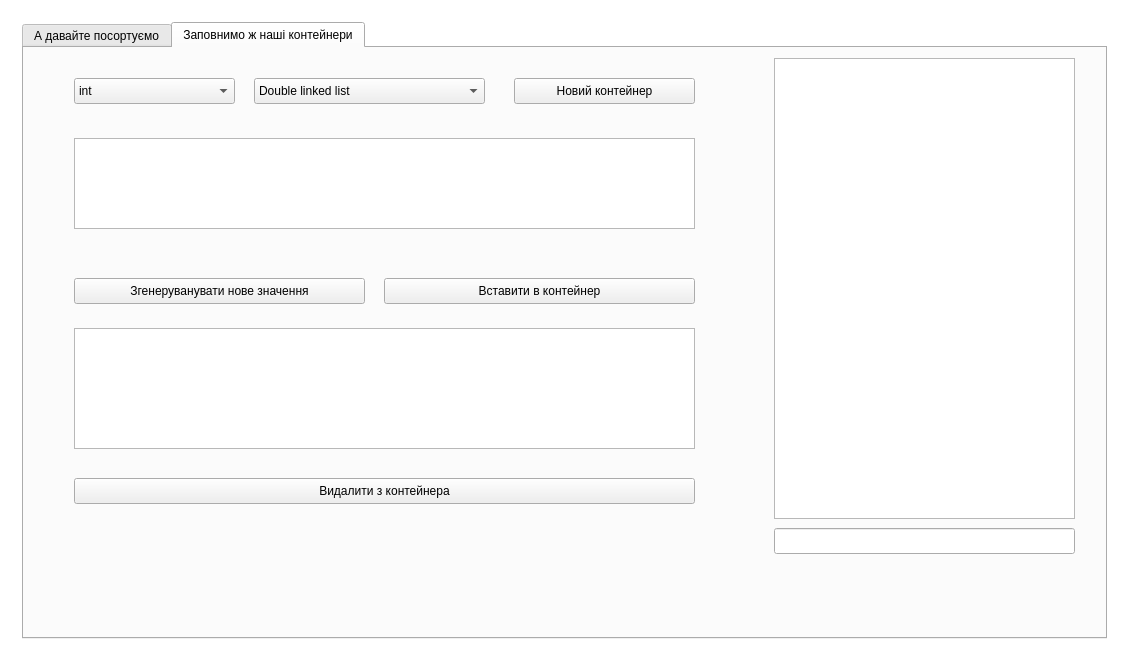
Old version of the form gui/mainwindow.ui in the repository starquell/summer-exam-oop.
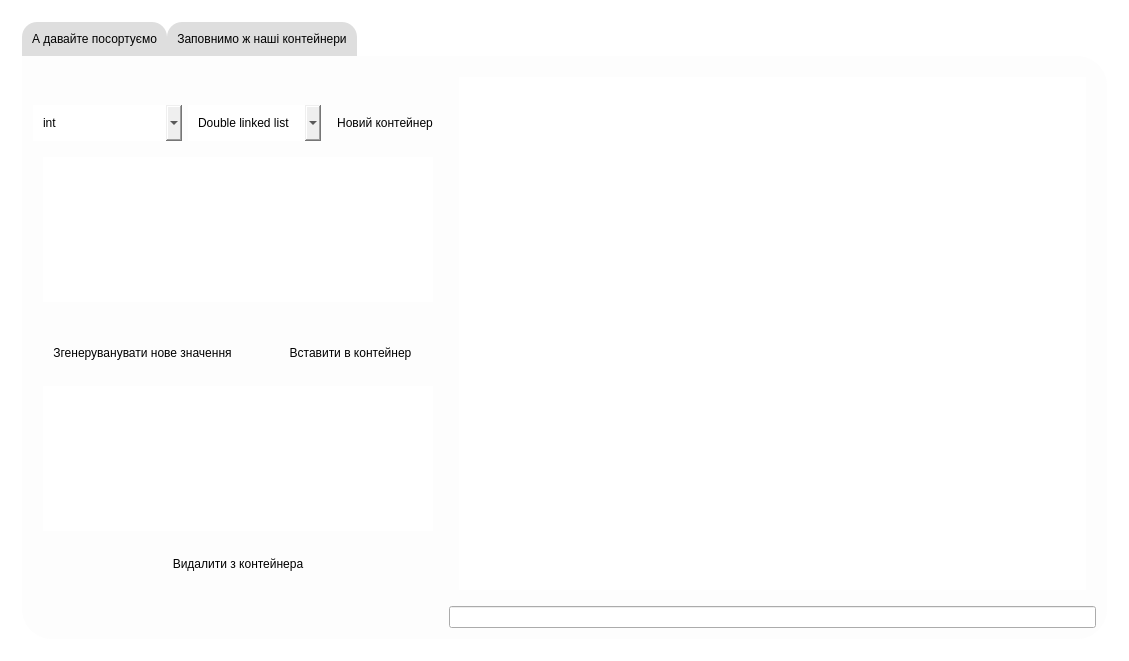
New version of the form. Icons and pictures are not drawn.

Commit message: Design is ready

Diff of the .ui file:
```diff
--- a/gui/mainwindow.ui
+++ b/gui/mainwindow.ui
@@ -145,8 +145,23 @@
             <item row="0" column="0">
              <widget class="QTabWidget" name="tabWidget">
               <property name="styleSheet">
-               <string notr="true"> #tabWidget{
-opacity:1;
+               <string notr="true"> QTabWidget::pane {
+    background: rgba(250,250,250,0.5);
+    border:0;
+	border-top-left-radius: 0;
+	border-top-right-radius: 30px;
+	border-bottom-left-radius: 30px;
+	border-bottom-right-radius: 30px;
+}
+
+QTabBar::tab {
+padding: 10px;
+    background: rgba(200,200,200,0.6);
+	border-top-left-radius: 15px;
+	border-top-right-radius: 15px;
+}
+QTabBar::tab:hover{
+	background:rgba(100,100,100,0.6)
 }</string>
               </property>
               <property name="currentIndex">
@@ -297,47 +312,18 @@
                <attribute name="title">
                 <string>Заповнимо ж наші контейнери</string>
                </attribute>
-               <widget class="QListView" name="currentContainer">
-                <property name="geometry">
-                 <rect>
-                  <x>750</x>
-                  <y>10</y>
-                  <width>301</width>
-                  <height>461</height>
-                 </rect>
-                </property>
-               </widget>
-               <widget class="QLineEdit" name="Elapsed">
-                <property name="geometry">
-                 <rect>
-                  <x>750</x>
-                  <y>480</y>
-                  <width>301</width>
-                  <height>26</height>
-                 </rect>
-                </property>
-               </widget>
-               <widget class="QPushButton" name="NewSession">
-                <property name="geometry">
-                 <rect>
-                  <x>490</x>
-                  <y>30</y>
-                  <width>181</width>
-                  <height>26</height>
-                 </rect>
-                </property>
-                <property name="text">
-                 <string>Новий контейнер</string>
-                </property>
-               </widget>
+               <layout class="QGridLayout" name="gridLayout_9">
+                <item row="2" column="0">
                <widget class="QComboBox" name="comboBox">
-                <property name="geometry">
-                 <rect>
-                  <x>50</x>
-                  <y>30</y>
-                  <width>161</width>
-                  <height>26</height>
-                 </rect>
+                  <property name="styleSheet">
+                   <string notr="true">#comboBox{
+background-color: transparent;
+border-image: url(:pics/dialog.png);
+background: none;
+border: none;
+background-repeat: none;
+padding:10px;
+}</string>
                 </property>
                 <item>
                  <property name="text">
@@ -365,14 +351,120 @@
                  </property>
                 </item>
                </widget>
+                </item>
+                <item row="3" column="0" colspan="4">
+                 <widget class="QTextBrowser" name="Setup">
+                  <property name="styleSheet">
+                   <string notr="true">#Setup{
+background-color: transparent;
+border-image: url(:pics/dialog.png);
+background: none;
+border: none;
+background-repeat: none;
+padding:10px;
+}</string>
+                  </property>
+                 </widget>
+                </item>
+                <item row="7" column="0" colspan="4">
+                 <widget class="QPushButton" name="Erase">
+                  <property name="styleSheet">
+                   <string notr="true">#Erase{
+background-color: transparent;
+border-image: url(:pics/dialog.png);
+background: none;
+border: none;
+background-repeat: none;
+padding:10px;
+}
+#Erase:hover{
+border-width:3px;
+}
+#Erase:pressed{
+border-width:4px;
+}</string>
+                  </property>
+                  <property name="text">
+                   <string>Видалити з контейнера</string>
+                  </property>
+                 </widget>
+                </item>
+                <item row="1" column="0">
+                 <spacer name="verticalSpacer_5">
+                  <property name="orientation">
+                   <enum>Qt::Vertical</enum>
+                  </property>
+                  <property name="sizeHint" stdset="0">
+                   <size>
+                    <width>20</width>
+                    <height>40</height>
+                   </size>
+                  </property>
+                 </spacer>
+                </item>
+                <item row="9" column="4">
+                 <widget class="QLineEdit" name="Elapsed"/>
+                </item>
+                <item row="4" column="0">
+                 <spacer name="verticalSpacer_2">
+                  <property name="orientation">
+                   <enum>Qt::Vertical</enum>
+                  </property>
+                  <property name="sizeHint" stdset="0">
+                   <size>
+                    <width>20</width>
+                    <height>40</height>
+                   </size>
+                  </property>
+                 </spacer>
+                </item>
+                <item row="5" column="0" colspan="2">
+                 <widget class="QPushButton" name="GenerateValue">
+                  <property name="styleSheet">
+                   <string notr="true">#GenerateValue{
+background-color: transparent;
+border-image: url(:pics/dialog.png);
+background: none;
+border: none;
+background-repeat: none;
+padding:10px;
+}
+#GenerateValue:hover{
+border-width:3px;
+}
+#GenerateValue:pressed{
+border-width:4px;
+}</string>
+                  </property>
+                  <property name="text">
+                   <string>Згенеруванувати нове значення</string>
+                  </property>
+                 </widget>
+                </item>
+                <item row="0" column="0">
+                 <spacer name="verticalSpacer_4">
+                  <property name="orientation">
+                   <enum>Qt::Vertical</enum>
+                  </property>
+                  <property name="sizeHint" stdset="0">
+                   <size>
+                    <width>20</width>
+                    <height>40</height>
+                   </size>
+                  </property>
+                 </spacer>
+                </item>
+                <item row="2" column="1" colspan="2">
                <widget class="QComboBox" name="comboBox_2">
-                <property name="geometry">
-                 <rect>
-                  <x>230</x>
-                  <y>30</y>
-                  <width>231</width>
-                  <height>26</height>
-                 </rect>
+                  <property name="styleSheet">
+                   <string notr="true">#comboBox_2{
+background-color: transparent;
+border-image: url(:pics/dialog.png);
+background: none;
+border: none;
+background-repeat: none;
+padding:10px;
+}</string>
                 </property>
                 <item>
                  <property name="text">
@@ -405,65 +497,109 @@
                  </property>
                 </item>
                </widget>
-               <widget class="QPushButton" name="GenerateValue">
-                <property name="geometry">
-                 <rect>
-                  <x>50</x>
-                  <y>230</y>
-                  <width>291</width>
-                  <height>26</height>
-                 </rect>
-                </property>
-                <property name="text">
-                 <string>Згенеруванувати нове значення</string>
-                </property>
-               </widget>
-               <widget class="QTextBrowser" name="Setup">
-                <property name="geometry">
-                 <rect>
-                  <x>50</x>
-                  <y>90</y>
-                  <width>621</width>
-                  <height>91</height>
-                 </rect>
-                </property>
-               </widget>
+                </item>
+                <item row="5" column="2" colspan="2">
                <widget class="QPushButton" name="InsertContainer">
-                <property name="geometry">
-                 <rect>
-                  <x>360</x>
-                  <y>230</y>
-                  <width>311</width>
-                  <height>26</height>
-                 </rect>
+                  <property name="styleSheet">
+                   <string notr="true">#InsertContainer{
+background-color: transparent;
+border-image: url(:pics/dialog.png);
+background: none;
+border: none;
+background-repeat: none;
+padding:10px;
+}
+#InsertContainer:hover{
+border-width:3px;
+}
+#InsertContainer:pressed{
+border-width:4px;
+}
+</string>
                 </property>
                 <property name="text">
                  <string>Вставити в контейнер</string>
                 </property>
                </widget>
-               <widget class="QTextEdit" name="textEdit">
-                <property name="geometry">
-                 <rect>
-                  <x>50</x>
-                  <y>280</y>
-                  <width>621</width>
-                  <height>121</height>
-                 </rect>
-                </property>
-               </widget>
-               <widget class="QPushButton" name="Erase">
-                <property name="geometry">
-                 <rect>
-                  <x>50</x>
-                  <y>430</y>
-                  <width>621</width>
-                  <height>26</height>
-                 </rect>
+                </item>
+                <item row="2" column="3">
+                 <widget class="QPushButton" name="NewSession">
+                  <property name="styleSheet">
+                   <string notr="true">#NewSession{
+background-color: transparent;
+border-image: url(:pics/dialog.png);
+background: none;
+border: none;
+background-repeat: none;
+padding:10px;
+}
+#NewSession:hover{
+border-width:3px;
+}
+#NewSession:pressed{
+border-width:4px;
+}</string>
                 </property>
                 <property name="text">
-                 <string>Видалити з контейнера</string>
-                </property>
-               </widget>
+                   <string>Новий контейнер</string>
+                  </property>
+                 </widget>
+                </item>
+                <item row="9" column="0">
+                 <spacer name="verticalSpacer_6">
+                  <property name="orientation">
+                   <enum>Qt::Vertical</enum>
+                  </property>
+                  <property name="sizeHint" stdset="0">
+                   <size>
+                    <width>20</width>
+                    <height>40</height>
+                   </size>
+                  </property>
+                 </spacer>
+                </item>
+                <item row="6" column="0" colspan="4">
+                 <widget class="QTextEdit" name="ValueToInsert">
+                  <property name="styleSheet">
+                   <string notr="true">#ValueToInsert{
+background-color: transparent;
+border-image: url(:pics/dialog.png);
+background: none;
+border: none;
+background-repeat: none;
+padding:10px;
+}</string>
+                  </property>
+                 </widget>
+                </item>
+                <item row="8" column="0">
+                 <spacer name="verticalSpacer_7">
+                  <property name="orientation">
+                   <enum>Qt::Vertical</enum>
+                  </property>
+                  <property name="sizeHint" stdset="0">
+                   <size>
+                    <width>20</width>
+                    <height>40</height>
+                   </size>
+                  </property>
+                 </spacer>
+                </item>
+                <item row="0" column="4" rowspan="9">
+                 <widget class="QListView" name="currentContainer">
+                  <property name="styleSheet">
+                   <string notr="true">#currentContainer{
+background-color: transparent;
+border-image: url(:pics/frame.png);
+background: none;
+border: none;
+background-repeat: none;
+padding:10px;
+}</string>
+                  </property>
+                 </widget>
+                </item>
+               </layout>
               </widget>
              </widget>
             </item>
```
Left out of the diff: 209 changed lines with no effect on the pictures. Lines whose indentation alone changed are shown as unchanged. The commit also changes 7 other files.
